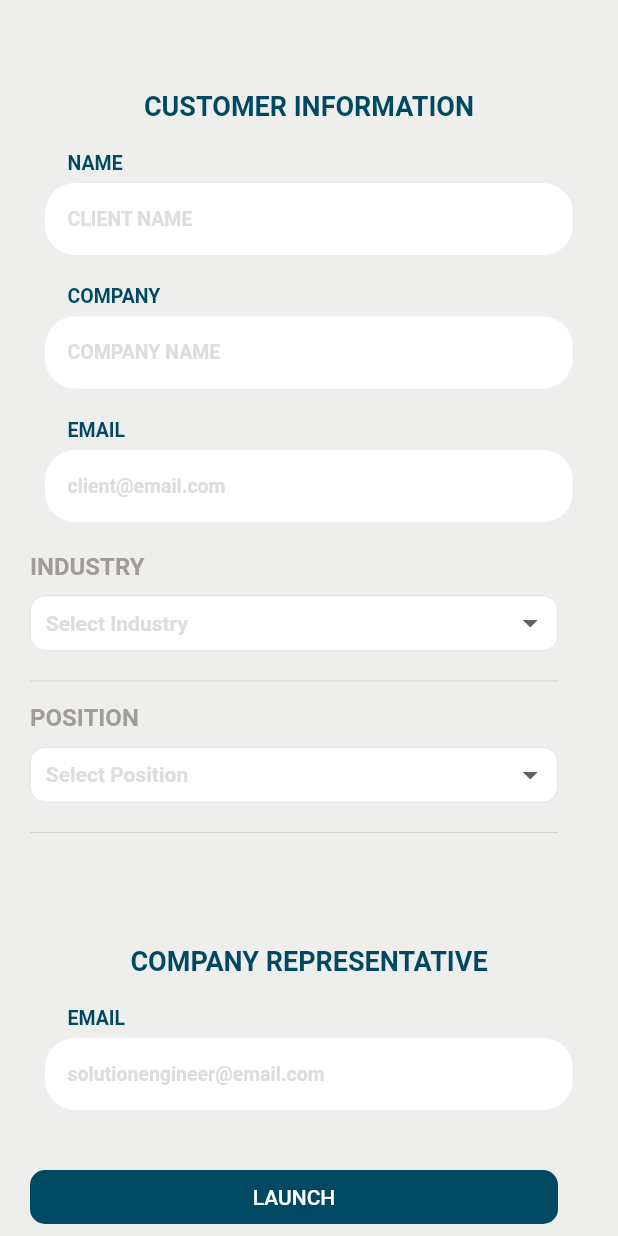
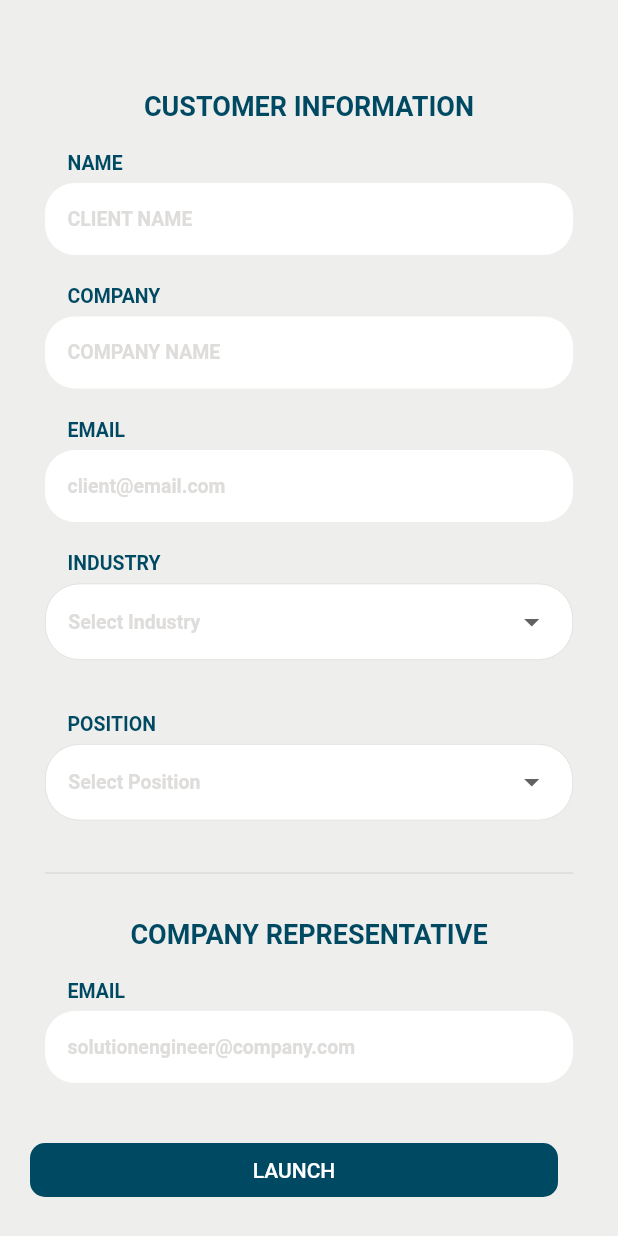
Before and after one commit to SonQBChau/brand_root_solution, a Flutter app: the screen it shows after launch, on a phone screen of 412 x 824 dp. Run offline on Flutter 3.47's test engine with Material 2 defaults, Android fonts, the phone set to English and light mode, and no system bars.

Commit message:
change shape position widget

```diff
--- a/lib/screens/customer_info_page.dart
+++ b/lib/screens/customer_info_page.dart
@@ -1,5 +1,6 @@
 import 'package:flutter/material.dart';
 import 'package:provider/provider.dart';
+import 'package:sale_form_demo/data/form_texts.dart';
 import 'package:sale_form_demo/services/intro_form.dart';
 import 'package:sale_form_demo/utils/app_color.dart';
 import 'package:sale_form_demo/widgets/client_header_widget.dart';
@@ -50,15 +51,14 @@ class CustomerInfoPage extends StatelessWidget {
       onValidate: validateEmail,
       onSubmit: (value) =>  introForm.setEmail(value),
     ));
-//    formWidget.add(EmailWidget());
+
     formWidget.add(IndustryWidget());
     formWidget.add(PositionWidget());
-//    formWidget.add(ReasonWidget());
+
     formWidget.add(RepresentativeHeadderWidget());
-//    formWidget.add(EmailRepresentativeWidget());
     formWidget.add(TextWidgetInfoPage(
       titleTxt: 'EMAIL',
-      hintTxt: 'solutionengineer@email.com',
+      hintTxt: 'solutionengineer@$company.com'.toLowerCase(),
       onValidate: validateEmail,
       onSubmit: (value) =>  introForm.setRepresentativeEmail(value),
     ));
--- a/lib/widgets/industry_widget.dart
+++ b/lib/widgets/industry_widget.dart
@@ -4,7 +4,7 @@ import 'package:sale_form_demo/services/intro_form.dart';
 import 'package:sale_form_demo/utils/app_color.dart';
 
 class IndustryWidget extends StatelessWidget {
-  List<DropdownMenuItem<int>> industryList = [
+  final List<DropdownMenuItem<int>> industryList = [
     DropdownMenuItem(
       child: new Text('Refining'),
       value: 0,
@@ -23,25 +23,26 @@ class IndustryWidget extends StatelessWidget {
   Widget build(BuildContext context) {
     final introForm = Provider.of<IntroForm>(context);
 
-    return Padding(
-      padding: const EdgeInsets.only(left: 20, right: 40, top: 0, bottom: 0),
+    return Container(
+      padding: const EdgeInsets.only(left: 30, right: 30, top: 0, bottom: 0),
       child: Column(
         crossAxisAlignment: CrossAxisAlignment.start,
         children: <Widget>[
-          Text(
-            'INDUSTRY',
-            style: TextStyle(
-                color: colorGrey, fontWeight: FontWeight.bold, fontSize: 16),
+          Container(
+            padding: EdgeInsets.only(bottom: 6, left: 15),
+            child: Text(
+              'INDUSTRY',
+              style: TextStyle(
+                  color: colorBlue, fontWeight: FontWeight.bold, fontSize: 13),
+            ),
           ),
-          SizedBox(
-            height: 10,
-          ),
+
           Container(
-            padding: EdgeInsets.only(left: 10, top: 6, right: 6, bottom: 6),
+            padding: EdgeInsets.only(top: 13, bottom: 13, left: 15, right: 15),
             decoration: BoxDecoration(
               color: Colors.white,
               border: Border.all(color: colorGrey20, width: 0.5),
-              borderRadius: BorderRadius.circular(10),
+              borderRadius: BorderRadius.circular(23),
             ),
             child: DropdownButtonHideUnderline(
               child: DropdownButton(
@@ -50,14 +51,14 @@ class IndustryWidget extends StatelessWidget {
                     style: TextStyle(
                         color: colorGrey20,
                         fontWeight: FontWeight.w600,
-                        fontSize: 14),
+                        fontSize: 13),
                   ),
                   isDense: true,
                   isExpanded: true,
                   style: TextStyle(
                       color: colorGrey,
                       fontWeight: FontWeight.bold,
-                      fontSize: 14),
+                      fontSize: 13),
                   items: industryList,
                   value: introForm.getIndustry(),
                   onChanged: (value) {
@@ -70,7 +71,7 @@ class IndustryWidget extends StatelessWidget {
             height: 5,
           ),
           buildErrorMessage(introForm),
-          Divider(
+          SizedBox(
             height: 30,
           ),
         ],
--- a/lib/widgets/position_widget.dart
+++ b/lib/widgets/position_widget.dart
@@ -25,24 +25,24 @@ class PositionWidget extends StatelessWidget {
     final introForm = Provider.of<IntroForm>(context);
 
     return Padding(
-      padding: const EdgeInsets.only(left: 20, right: 40, top: 0, bottom: 0),
+      padding: const EdgeInsets.only(left: 30, right: 30, top: 0, bottom: 0),
       child: Column(
         crossAxisAlignment: CrossAxisAlignment.start,
         children: <Widget>[
-          Text(
-            'POSITION',
-            style: TextStyle(
-                color: colorGrey, fontWeight: FontWeight.bold, fontSize: 16),
-          ),
-          SizedBox(
-            height: 10,
+          Container(
+            padding: EdgeInsets.only(bottom: 6, left: 15),
+            child: Text(
+              'POSITION',
+              style: TextStyle(
+                  color: colorBlue, fontWeight: FontWeight.bold, fontSize: 13),
+            ),
           ),
           Container(
-            padding: EdgeInsets.only(left: 10, top: 6, right: 6, bottom: 6),
+            padding: EdgeInsets.only(top: 13, bottom: 13, left: 15, right: 15),
             decoration: BoxDecoration(
               color: Colors.white,
               border: Border.all(color: colorGrey20, width: 0.5),
-              borderRadius: BorderRadius.circular(10),
+              borderRadius: BorderRadius.circular(23),
             ),
             child: DropdownButtonHideUnderline(
               child: DropdownButton(
@@ -51,14 +51,14 @@ class PositionWidget extends StatelessWidget {
                     style: TextStyle(
                         color: colorGrey20,
                         fontWeight: FontWeight.w600,
-                        fontSize: 14),
+                        fontSize: 13),
                   ),
                   isDense: true,
                   isExpanded: true,
                   style: TextStyle(
                       color: colorGrey,
                       fontWeight: FontWeight.bold,
-                      fontSize: 14),
+                      fontSize: 13),
                   items: industryList,
                   value: introForm.getPosition(),
                   onChanged: (value) {
@@ -72,7 +72,7 @@ class PositionWidget extends StatelessWidget {
           ),
           buildErrorMessage(introForm),
           Divider(
-            height: 30,
+            height: 60,
           ),
         ],
       ),
--- a/lib/widgets/representative_header_widget.dart
+++ b/lib/widgets/representative_header_widget.dart
@@ -6,7 +6,7 @@ class RepresentativeHeadderWidget extends StatelessWidget {
   @override
   Widget build(BuildContext context) {
     return Container(
-      padding: EdgeInsets.only(top:60, bottom: 20),
+      padding: EdgeInsets.only(top:0, bottom: 20),
       child: Center(
         child: Text(
           '$company REPRESENTATIVE',
```
